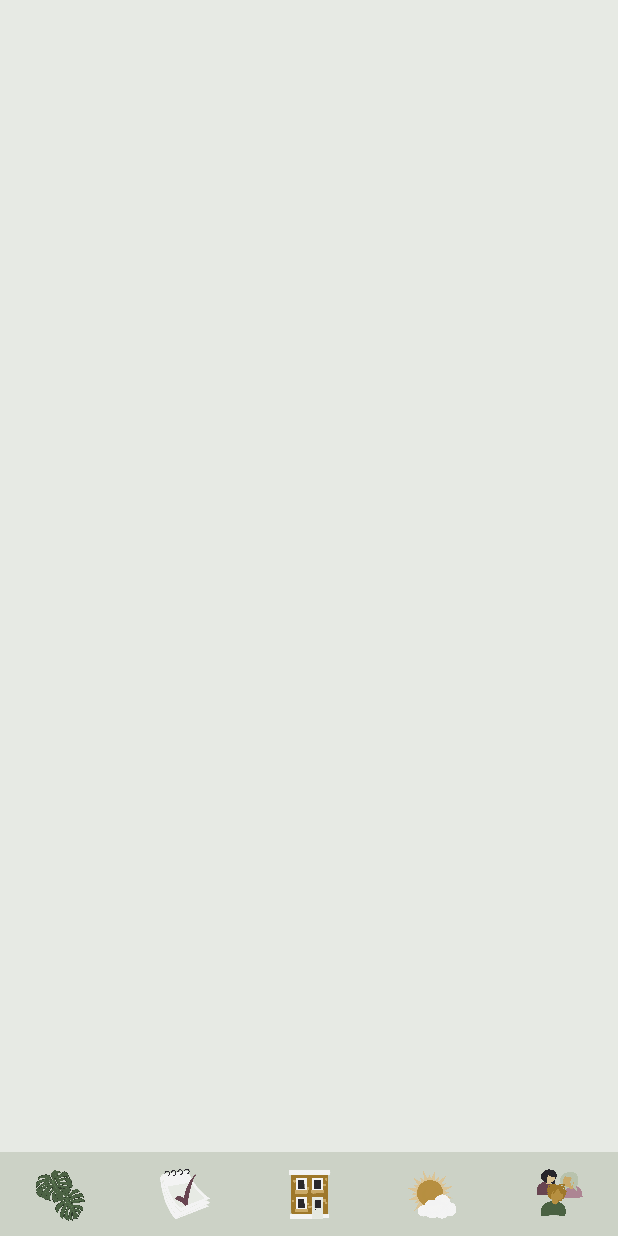
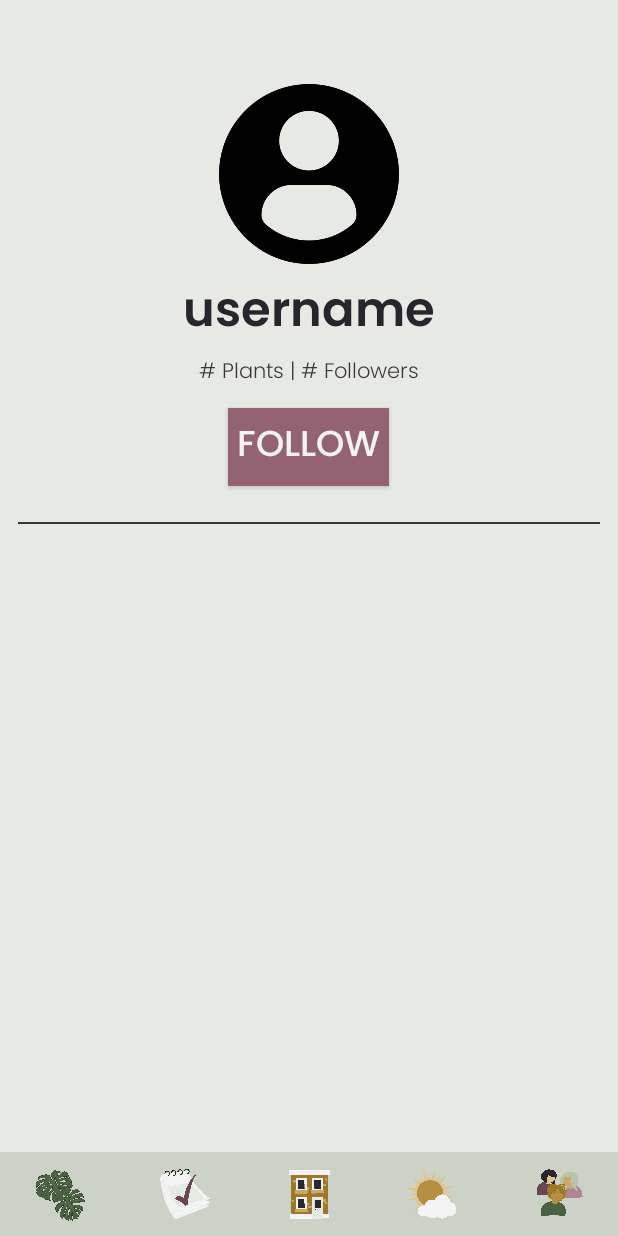
Before and after one commit to mirandaday16/junglee, an Android app: the layout activity_jungle_public.xml on its own in the app's theme, with its tools: preview values and no code run, on a phone screen of 412 x 824 dp. Run offline under Robolectric (Android 15) with nearby library versions, the light colour scheme and no system bars.

Commit message:
basic java files for login and landing page

```diff
--- a/app/build.gradle
+++ b/app/build.gradle
@@ -23,6 +23,11 @@ android {
             proguardFiles getDefaultProguardFile('proguard-android-optimize.txt'), 'proguard-rules.pro'
         }
     }
+
+    buildFeatures {
+        viewBinding true
+    }
+
     compileOptions {
         sourceCompatibility JavaVersion.VERSION_1_8
         targetCompatibility JavaVersion.VERSION_1_8
--- a/app/src/main/AndroidManifest.xml
+++ b/app/src/main/AndroidManifest.xml
@@ -9,6 +9,7 @@
         android:roundIcon="@mipmap/ic_launcher_round"
         android:supportsRtl="true"
         android:theme="@style/JungleeTheme">
+        <activity android:name=".LandingPageActivity"></activity>
         <activity android:name=".LoginActivity">
             <intent-filter>
                 <action android:name="android.intent.action.MAIN" />
@@ -16,6 +17,7 @@
                 <category android:name="android.intent.category.LAUNCHER" />
             </intent-filter>
         </activity>
+
         <meta-data
             android:name="preloaded_fonts"
             android:resource="@array/preloaded_fonts" />
--- a/app/src/main/res/layout/activity_jungle_public.xml
+++ b/app/src/main/res/layout/activity_jungle_public.xml
@@ -10,10 +10,66 @@
         android:layout_width="match_parent"
         android:layout_height="match_parent">
 
-        <androidx.constraintlayout.widget.ConstraintLayout
-            android:id="@+id/ActivityContent"
+        <LinearLayout
+            android:id="@+id/userProfileContent"
             android:layout_width="match_parent"
-            android:layout_height="match_parent" />
+            android:layout_height="wrap_content"
+            android:orientation="vertical"
+            android:gravity="bottom">
+
+            <ImageView
+                android:id="@+id/profilePicture"
+                android:layout_width="120dp"
+                android:layout_height="120dp"
+                android:layout_marginBottom="6dp"
+                android:layout_marginTop="56dp"
+                android:src="@drawable/profile_pic_default"
+                android:contentDescription="@string/profile_picture"
+                android:layout_gravity="center"/>
+
+            <TextView
+                android:id="@+id/username"
+                android:layout_width="wrap_content"
+                android:layout_height="wrap_content"
+                android:text="@string/username_filler"
+                style="@style/ActivityTitleDark"
+                android:layout_gravity="center"
+                />
+
+            <TextView
+                android:id="@+id/followersPlantsCount"
+                android:layout_width="wrap_content"
+                android:layout_height="wrap_content"
+                android:text="@string/plants_followers_default"
+                style="@style/Detail"
+                android:layout_gravity="center"/>
+
+            <Button
+                android:id="@+id/followButton"
+                android:layout_width="wrap_content"
+                android:layout_height="wrap_content"
+                android:background="@color/colorSecondary"
+                style="@style/ButtonTextLight"
+                android:text="@string/follow_caps"
+                android:layout_gravity="center"
+                android:padding="6dp"
+                android:layout_marginTop="12dp"/>
+
+            <View
+                android:layout_width="match_parent"
+                android:layout_height="1dp"
+                android:background="@color/colorTextLight"
+                android:layout_marginHorizontal="12dp"
+                android:layout_marginVertical="24dp"
+                android:layout_gravity="center"/>
+
+        </LinearLayout>
+
+        <androidx.recyclerview.widget.RecyclerView
+            android:id="@+id/plantListView"
+            android:layout_width="match_parent"
+            android:layout_height="match_parent"
+            android:layout_below="@id/userProfileContent"/>
 
         <LinearLayout
             android:id="@+id/navigationBar"
--- a/app/src/main/res/layout/activity_login.xml
+++ b/app/src/main/res/layout/activity_login.xml
@@ -43,7 +43,7 @@
 
         <Button
             android:id="@+id/logInButton"
-            style="@style/ButtonText"
+            style="@style/ButtonTextDark"
             android:layout_width="wrap_content"
             android:layout_height="wrap_content"
             android:background="@drawable/long_button"
@@ -51,7 +51,7 @@
 
         <Button
             android:id="@+id/signUpButton"
-            style="@style/ButtonText"
+            style="@style/ButtonTextDark"
             android:layout_width="wrap_content"
             android:layout_height="wrap_content"
             android:layout_marginTop="24dp"
--- a/app/src/main/res/values/strings.xml
+++ b/app/src/main/res/values/strings.xml
@@ -13,6 +13,7 @@
     <string name="species_default">Species</string>
 
     <!--    Public Jungle Activity-->
+    <string name="follow_caps">Follow</string>
 
     <!--    Checklist Activity-->
     <string name="checklist_cap">Checklist</string>
@@ -41,6 +42,11 @@
     <string name="checklist_icon">checklist icon</string>
     <string name="my_jungle_icon">my jungle icon</string>
     <string name="plant_thumbnail_image_button">plant thumbnail image button</string>
+    <string name="edit_profile_caps">Edit Profile</string>
+    <string name="log_out_caps">Log Out</string>
+    <string name="prompt_email_password">Enter your email address and password:</string>
+    <string name="email_address_caps">Email Address</string>
+    <string name="password_caps">Password</string>
 
 
 </resources>
--- a/app/src/main/res/values/styles.xml
+++ b/app/src/main/res/values/styles.xml
@@ -56,10 +56,16 @@
         <item name="android:textColor">@color/colorTextLight</item>/>
     </style>
 
-    <style name="ButtonText">
+    <style name="ButtonTextDark">
         <item name="android:fontFamily">@font/poppins_medium</item>
         <item name="android:textSize">24sp</item>
         <item name="android:textColor">@color/colorTextLight</item>/>
+    </style>
+
+    <style name="ButtonTextLight">
+        <item name="android:fontFamily">@font/poppins_medium</item>
+        <item name="android:textSize">24sp</item>
+        <item name="android:textColor">@color/colorSurfaceLight</item>/>
     </style>
 
     <style name="MenuItem">
@@ -69,6 +75,6 @@
     </style>
 
     <style name="AlertDialogCustom" parent="Theme.AppCompat.Light.Dialog.Alert">
-        <item name="android:colorBackground">@color/colorSurfaceLight</item>
+        <item name="android:colorBackground">@color/colorSurface</item>
     </style>
 </resources>
--- a/build.gradle
+++ b/build.gradle
@@ -6,7 +6,7 @@ buildscript {
         jcenter()
     }
     dependencies {
-        classpath "com.android.tools.build:gradle:4.1.0"
+        classpath 'com.android.tools.build:gradle:4.1.1'
         classpath "org.jetbrains.kotlin:kotlin-gradle-plugin:$kotlin_version"
 
         // NOTE: Do not place your application dependencies here; they belong
```
Also changed, not shown: app/src/main/java/edu/neu/junglee/LandingPageActivity.kt (added, +23 -0 lines), app/src/main/java/edu/neu/junglee/LoginActivity.kt (+54 -2 lines), app/src/main/res/layout/activity_jungle_personal.xml (+12 -1 lines), app/src/main/res/layout/dialog_login.xml (added, +46 -0 lines), app/src/main/res/menu/profile_options_menu.xml (added, +15 -0 lines).
